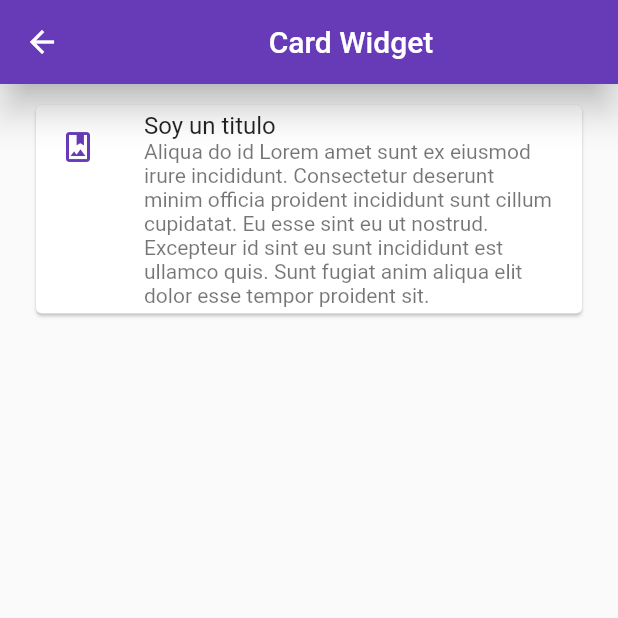
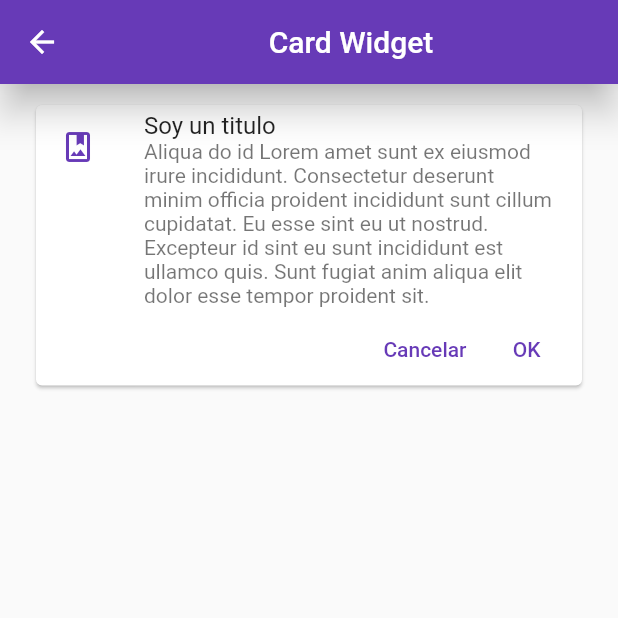
Before and after one commit to cfe-vasco/react-dart-flutter_Fundaments, a Flutter app: the CardScreen screen opened by its route, on a phone screen of 412 x 824 dp, the top half of it. Run offline on Flutter 3.47's test engine with Material 2 defaults, Android fonts, the phone set to English and light mode, and no system bars.

Commit message:
Centralizar Widgets personalizados

```diff
--- a/flutter_components/lib/screens/card_screen.dart
+++ b/flutter_components/lib/screens/card_screen.dart
@@ -1,5 +1,6 @@
 import 'package:flutter/material.dart';
-import 'package:flutter_components/themes/app_theme.dart';
+import 'package:flutter_components/widgets/widgets.dart';
+
 
 class CardScreen extends StatelessWidget {
 
@@ -14,18 +15,8 @@ class CardScreen extends StatelessWidget {
       body: ListView(
         padding: const EdgeInsets.symmetric(horizontal: 20, vertical: 10),
 
-        children: [
-          Card(
-            child: Column(
-              children: const[
-                ListTile(
-                  leading: Icon(Icons.photo_album_outlined, color: AppTheme.primary,),
-                  title: Text('Soy un titulo'),
-                  subtitle: Text('Aliqua do id Lorem amet sunt ex eiusmod irure incididunt. Consectetur deserunt minim officia proident incididunt sunt cillum cupidatat. Eu esse sint eu ut nostrud. Excepteur id sint eu sunt incididunt est ullamco quis. Sunt fugiat anim aliqua elit dolor esse tempor proident sit.'),
-                )
-              ],
-            ),
-          )
+        children: const [
+          CustomCardType1(),
         ],
       )
     );
--- a/flutter_components/lib/themes/app_theme.dart
+++ b/flutter_components/lib/themes/app_theme.dart
@@ -11,7 +11,14 @@ class AppTheme {
       appBarTheme: const AppBarTheme(
         color: primary,
         elevation: 10,
-      ));
+      ),
+
+      //TextButton Theme
+      textButtonTheme: TextButtonThemeData(
+        style: TextButton.styleFrom(foregroundColor: primary),
+      )
+
+    );
 
   static final ThemeData darkTheme = ThemeData.dark().copyWith(
       //Color primario
@@ -22,6 +29,5 @@ class AppTheme {
         color: primary,
         elevation: 10,
       ),
-      scaffoldBackgroundColor: Colors.black
-      );
+      scaffoldBackgroundColor: Colors.black);
 }
--- /dev/null
+++ b/flutter_components/lib/widgets/custom_card_type_1.dart
@@ -0,0 +1,45 @@
+import 'package:flutter/material.dart';
+import 'package:flutter_components/themes/app_theme.dart';
+
+class CustomCardType1 extends StatelessWidget {
+  const CustomCardType1({
+    Key? key,
+  }) : super(key: key);
+
+  @override
+  Widget build(BuildContext context) {
+    return Card(
+      child: Column(
+        children: [
+          const ListTile(
+            leading: Icon(
+              Icons.photo_album_outlined,
+              color: AppTheme.primary,
+            ),
+            title: Text('Soy un titulo'),
+            subtitle: Text(
+                'Aliqua do id Lorem amet sunt ex eiusmod irure incididunt. Consectetur deserunt minim officia proident incididunt sunt cillum cupidatat. Eu esse sint eu ut nostrud. Excepteur id sint eu sunt incididunt est ullamco quis. Sunt fugiat anim aliqua elit dolor esse tempor proident sit.'),
+          ),
+          Padding(
+            padding: const EdgeInsets.only(right: 5),
+            child: Row(
+              mainAxisAlignment: MainAxisAlignment.end,
+              children: [
+                TextButton(
+                  onPressed: () {},
+                  child: const Text('Cancelar')
+                ),
+
+                TextButton(
+                  onPressed: () {},
+                  child: const Text('OK'),
+
+                ),
+              ],
+            ),
+          )
+        ],
+      ),
+    );
+  }
+}
--- /dev/null
+++ b/flutter_components/lib/widgets/widgets.dart
@@ -0,0 +1 @@
+export 'package:flutter_components/widgets/custom_card_type_1.dart';
```
